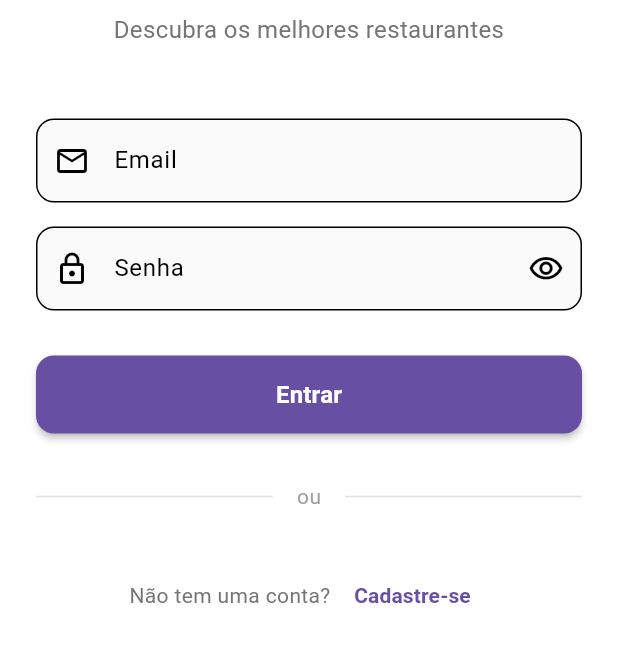
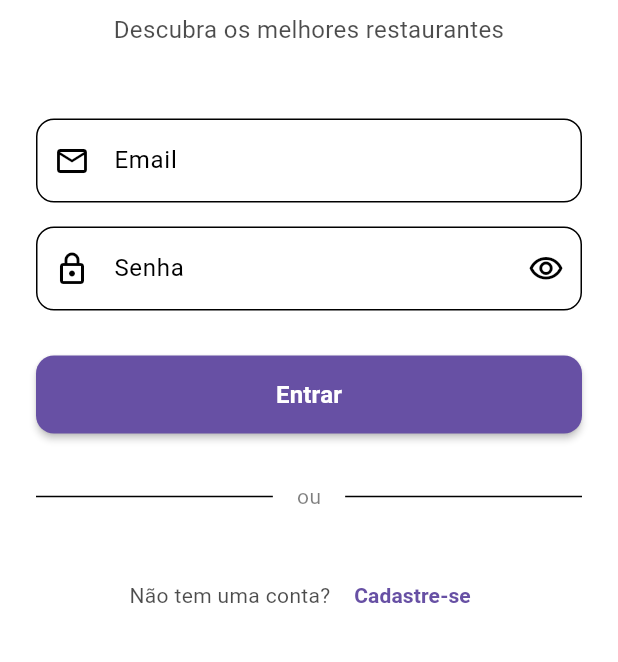
Before and after one commit to junio-ifpiads2025/ReMeal, a Flutter app: the screen it shows after launch, on a phone screen of 412 x 824 dp, the part 303-965 px from its top. Run offline on Flutter 3.47's test engine with Material 3 defaults, Android fonts, the light colour scheme and no system bars; our stand-ins replace flutter_riverpod, shared_preferences.

Commit message:
Atualiza o estilo da página de login para utilizar cores do tema, melhorando a consistência visual

```diff
--- a/lib/pages/auth/login.dart
+++ b/lib/pages/auth/login.dart
@@ -96,7 +96,10 @@ class _LoginState extends ConsumerState<Login> {
                 Text(
                   'Descubra os melhores restaurantes',
                   textAlign: TextAlign.center,
-                  style: TextStyle(fontSize: 16, color: Colors.grey[600]),
+                  style: TextStyle(
+                    fontSize: 16,
+                    color: Theme.of(context).textTheme.bodyMedium?.color?.withOpacity(0.7)
+                  ),
                 ),
 
                 const SizedBox(height: 48),
@@ -113,7 +116,7 @@ class _LoginState extends ConsumerState<Login> {
                       borderRadius: BorderRadius.circular(12),
                     ),
                     filled: true,
-                    fillColor: Colors.grey[50],
+                    fillColor: Theme.of(context).inputDecorationTheme.fillColor,
                   ),
                   validator: (value) {
                     if (value == null || value.isEmpty) {
@@ -150,7 +153,7 @@ class _LoginState extends ConsumerState<Login> {
                       borderRadius: BorderRadius.circular(12),
                     ),
                     filled: true,
-                    fillColor: Colors.grey[50],
+                    fillColor: Theme.of(context).inputDecorationTheme.fillColor,
                   ),
                   validator: (value) {
                     if (value == null || value.isEmpty) {
@@ -171,7 +174,7 @@ class _LoginState extends ConsumerState<Login> {
                     onPressed: _isLoading ? null : _handleLogin,
                     style: ElevatedButton.styleFrom(
                       backgroundColor: Theme.of(context).colorScheme.primary,
-                      foregroundColor: Colors.white,
+                      foregroundColor: Theme.of(context).colorScheme.onPrimary,
                       shape: RoundedRectangleBorder(
                         borderRadius: BorderRadius.circular(12),
                       ),
@@ -182,7 +185,6 @@ class _LoginState extends ConsumerState<Login> {
                             height: 24,
                             width: 24,
                             child: CircularProgressIndicator(
-                              color: Colors.white,
                               strokeWidth: 2,
                             ),
                           )
@@ -201,15 +203,15 @@ class _LoginState extends ConsumerState<Login> {
                 // Divisor
                 Row(
                   children: [
-                    Expanded(child: Divider(color: Colors.grey[300])),
+                    Expanded(child: Divider(color: Theme.of(context).dividerColor)),
                     Padding(
                       padding: const EdgeInsets.symmetric(horizontal: 16),
                       child: Text(
                         'ou',
-                        style: TextStyle(color: Colors.grey[500]),
+                        style: TextStyle(color: Theme.of(context).textTheme.bodyMedium?.color?.withOpacity(0.5)),
                       ),
                     ),
-                    Expanded(child: Divider(color: Colors.grey[300])),
+                    Expanded(child: Divider(color: Theme.of(context).dividerColor)),
                   ],
                 ),
 
@@ -221,7 +223,7 @@ class _LoginState extends ConsumerState<Login> {
                   children: [
                     Text(
                       'Não tem uma conta? ',
-                      style: TextStyle(color: Colors.grey[600]),
+                      style: TextStyle(color: Theme.of(context).textTheme.bodyMedium?.color?.withOpacity(0.7)),
                     ),
                     TextButton(
                       onPressed: () {
```
